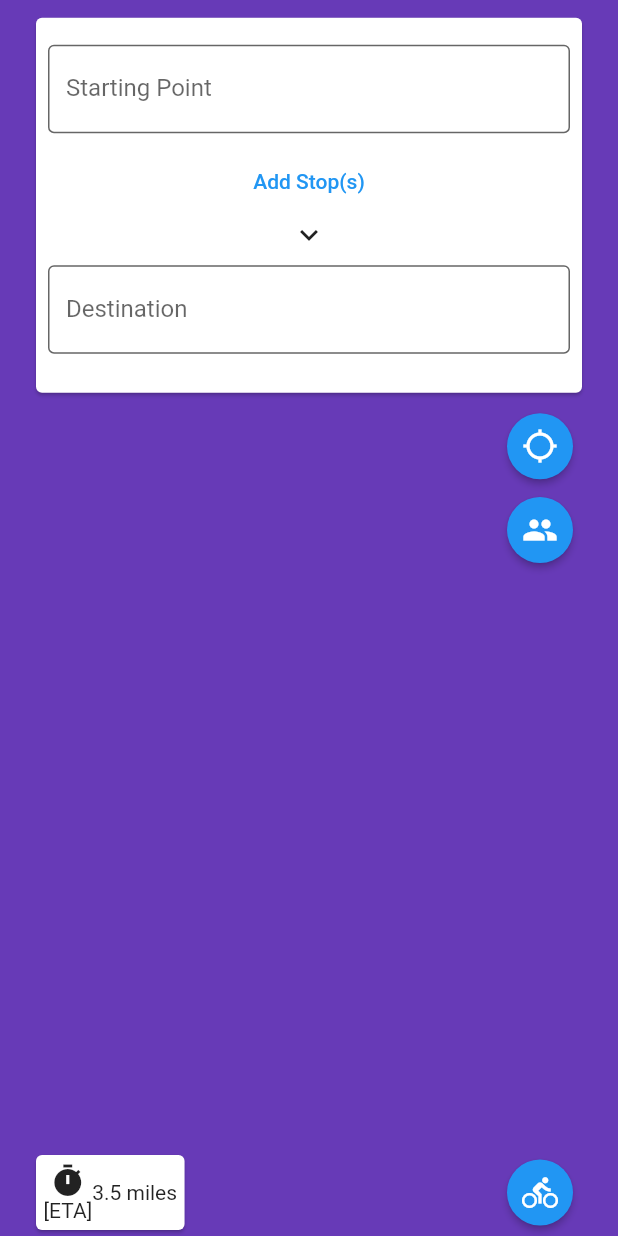
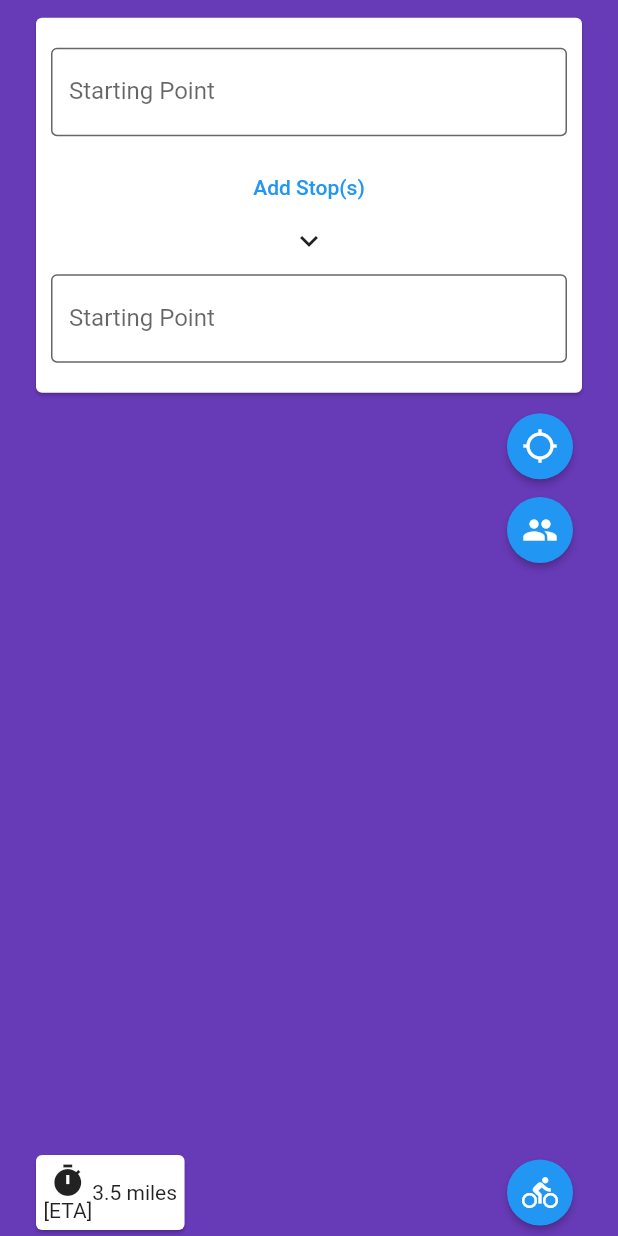
Before and after one commit to McFadden-S/BicycleTripPlanner, a Flutter app: the RoutePlanning screen opened by its route, on a phone screen of 412 x 824 dp. Run offline on Flutter 3.47's test engine with Material 2 defaults, Android fonts, the phone set to English and light mode, and no system bars; our stand-ins replace dio, firebase_core, flutter_dotenv, flutter_html, flutter_spinkit, geolocator and 1 more; missing offline and left inert: flutter_polyline_points, geolocator_web; accounts and stored records are empty; network calls fail.

Commit message:
Replace "Starting Point" & "Destination" text boxes by Search widget

```diff
--- a/bicycle_trip_planner/lib/widgets/Home.dart
+++ b/bicycle_trip_planner/lib/widgets/Home.dart
@@ -27,7 +27,7 @@ class _HomeState extends State<Home> {
           child: Stack(
             children: [
               MapWidget(),
-              Search(),
+              Search(labelTextIn: 'Search',),
             ],
           )
       ),
--- a/bicycle_trip_planner/lib/widgets/RouteCard.dart
+++ b/bicycle_trip_planner/lib/widgets/RouteCard.dart
@@ -1,4 +1,5 @@
 import 'package:flutter/material.dart';
+import 'Search.dart';
 
 class RouteCard extends StatefulWidget {
   const RouteCard({ Key? key }) : super(key: key);
@@ -61,7 +62,7 @@ class _RouteCardState extends State<RouteCard> {
                       child: Column(
                         mainAxisAlignment: MainAxisAlignment.center,
                         children: [
-                          _textBox(text: "Starting Point"),
+                          Search(labelTextIn: "Starting Point"),
                           TextButton(
                               child: const Text("Add Stop(s)"),
                               onPressed: () {
@@ -80,7 +81,7 @@ class _RouteCardState extends State<RouteCard> {
                           )
                             :
                           const Icon(Icons.expand_more),
-                          _textBox(text: "Destination"),
+                          Search(labelTextIn: "Starting Point"),
                             // const Icon(Icons.expand_more),
                         ],
                       ),
--- a/bicycle_trip_planner/lib/widgets/RoutePlanning.dart
+++ b/bicycle_trip_planner/lib/widgets/RoutePlanning.dart
@@ -1,6 +1,8 @@
 import 'package:bicycle_trip_planner/widgets/RouteCard.dart';
 import 'package:flutter/material.dart';
 import 'CircleButton.dart';
+import 'Search.dart';
+
 
 
 class RoutePlanning extends StatefulWidget {
--- a/bicycle_trip_planner/lib/widgets/Search.dart
+++ b/bicycle_trip_planner/lib/widgets/Search.dart
@@ -3,7 +3,9 @@ import 'package:flutter/material.dart';
 import 'package:provider/provider.dart';
 
 class Search extends StatefulWidget {
-  const Search({Key? key}) : super(key: key);
+  final String labelTextIn;
+
+  const Search({Key? key, required this.labelTextIn }) : super(key: key);
 
   @override
   _SearchState createState() => _SearchState();
@@ -27,11 +29,11 @@ class _SearchState extends State<Search> {
             controller: searchController,
             onChanged: (input) => {applicationBloc.searchPlaces(input)},
             onTap: (){isSearching = true;},
-            decoration: const InputDecoration(
+            decoration: InputDecoration(
               fillColor: Colors.white,
               filled: true,
               border: OutlineInputBorder(),
-              labelText: 'Search',
+              labelText: widget.labelTextIn,
             ),
           ),
         ),
```
